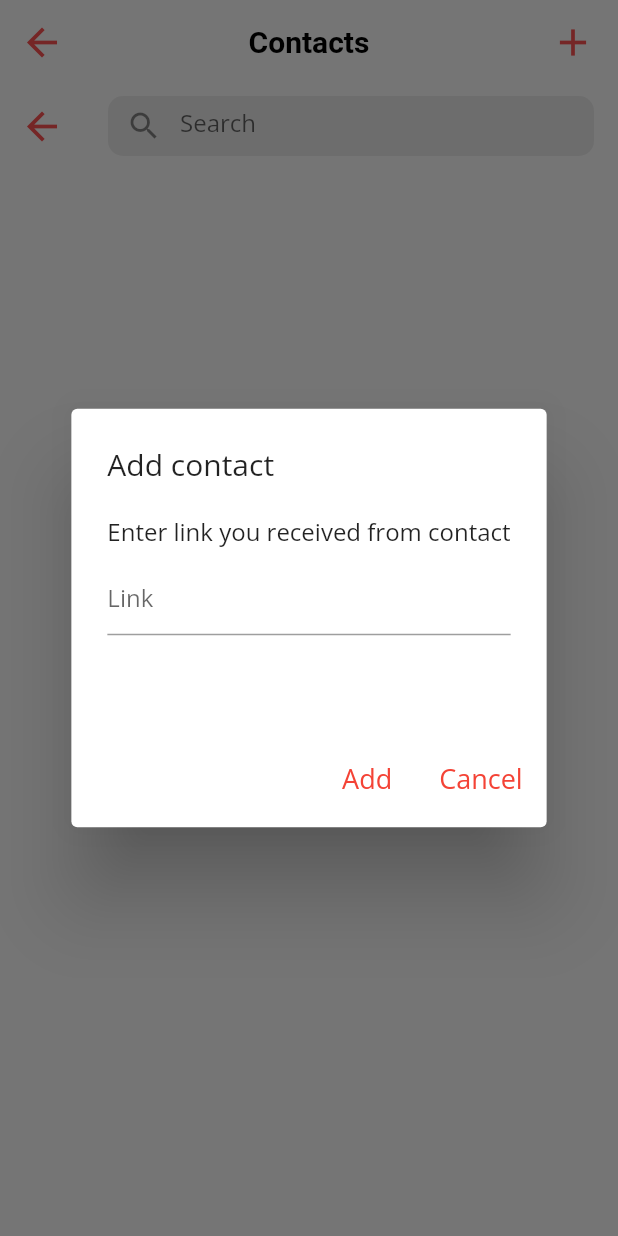
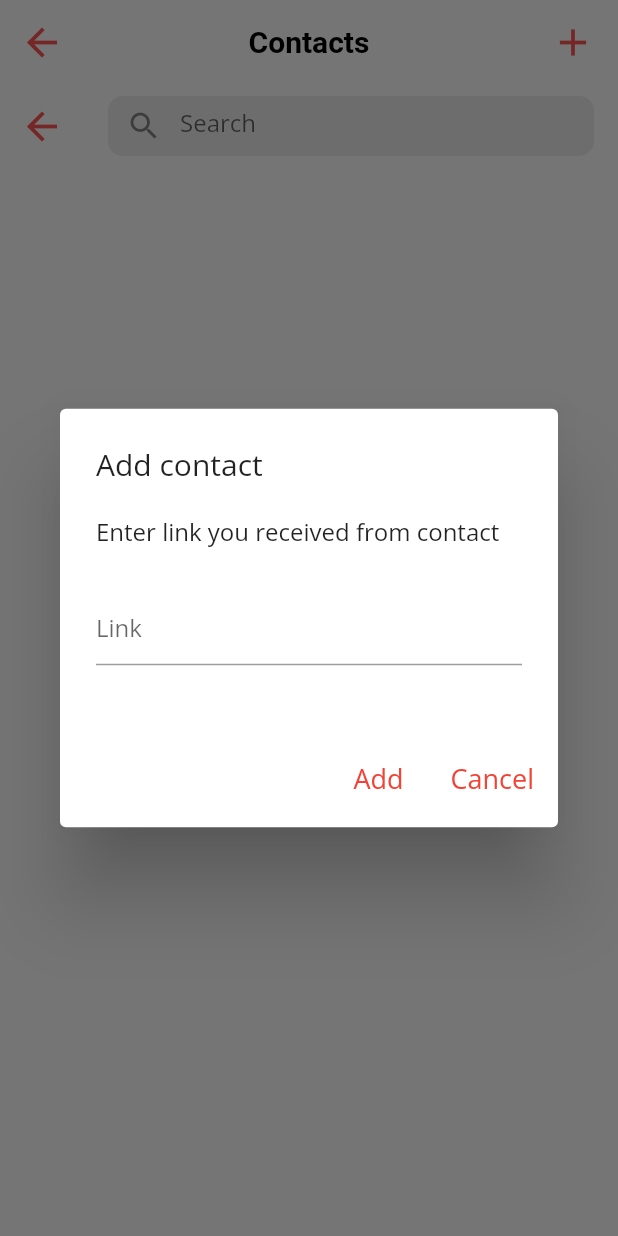
Before and after one commit to AlexMahDev/businesscard, a Flutter app: the ContactsPage screen opened directly, after a tap on the "add" icon, on a phone screen of 412 x 824 dp. Run offline on Flutter 3.47's test engine with Material 2 defaults, Android fonts, the phone set to English and light mode, and no system bars; our stand-ins replace bloc, cloud_firestore, equatable, firebase_auth, firebase_core, firebase_dynamic_links and 6 more; accounts and stored records are empty.

Commit message:
Set width and added regex to AddContactByLink AlertDialog.

```diff
--- a/lib/presentation/contacts_page.dart
+++ b/lib/presentation/contacts_page.dart
@@ -8,6 +8,7 @@ import 'package:flutter_bloc/flutter_bloc.dart';
 
 import '../blocs/contact_bloc/contact_bloc.dart';
 import '../data/models/card_model.dart';
+import '../data/models/contact_model.dart';
 import 'contact_info_page.dart';
 
 class ContactsPage extends StatefulWidget {
@@ -61,40 +62,7 @@ class _ContactsPageState extends State<ContactsPage> {
                         onPressed: () {
                           showDialog(
                               context: context,
-                              builder: (ctx) => AlertDialog(
-                                    title: Text("Add contact"),
-                                    content: SizedBox(
-                                      height: 120,
-                                      child: Column(
-                                        children: [
-                                          Text(
-                                              "Enter link you received from contact"),
-                                          SizedBox(
-                                            height: 10,
-                                          ),
-                                          CustomTextField(
-                                              controller: urlController,
-                                              hintText: 'Link'),
-                                        ],
-                                      ),
-                                    ),
-                                    actions: <Widget>[
-                                      TextButton(
-                                          onPressed: () {
-                                            Navigator.pop(context);
-                                            BlocProvider.of<ContactBloc>(context)
-                                                .add(SaveContactManualEvent(urlController.text, state.contacts));
-                                          },
-                                          child: Text('Add',
-                                              style: TextStyle(fontSize: 18))),
-                                      TextButton(
-                                          onPressed: () {
-                                            Navigator.pop(context);
-                                          },
-                                          child: Text('Cancel',
-                                              style: TextStyle(fontSize: 18))),
-                                    ],
-                                  ));
+                              builder: (ctx) => AddContactByLinkWidget(contacts: state.contacts));
                         },
                         icon: Icon(Icons.add));
 
@@ -258,19 +226,88 @@ class _ContactsPageState extends State<ContactsPage> {
   }
 }
 
-class AddContactByLinkWidget extends StatelessWidget {
-  const AddContactByLinkWidget({Key? key}) : super(key: key);
+class AddContactByLinkWidget extends StatefulWidget {
+
+  final List<ContactModel> contacts;
+
+  const AddContactByLinkWidget({Key? key, required this.contacts}) : super(key: key);
+
+  @override
+  State<AddContactByLinkWidget> createState() => _AddContactByLinkWidgetState();
+}
+
+class _AddContactByLinkWidgetState extends State<AddContactByLinkWidget> {
+
+  late final TextEditingController urlController;
+  final _validation = GlobalKey<FormState>();
+
+  @override
+  void initState() {
+    super.initState();
+    urlController = TextEditingController();
+  }
+
+  @override
+  void dispose() {
+    urlController.dispose();
+    super.dispose();
+  }
 
   @override
   Widget build(BuildContext context) {
-    return Container(
-      height: 100,
-      decoration: BoxDecoration(
-          color: Colors.white.withOpacity(0.9),
-          borderRadius: BorderRadius.all(Radius.circular(10))),
+    return Form(
+      key: _validation,
+      child: AlertDialog(
+        title: Text("Add contact"),
+        content: Container(
+          width: 400,
+          //constraints: BoxConstraints(minWidth: 500, maxWidth: 600),
+          height: 120,
+          child: Column(
+            crossAxisAlignment: CrossAxisAlignment.start,
+            children: [
+              Text(
+                  "Enter link you received from contact"),
+              SizedBox(
+                height: 10,
+              ),
+              Expanded(
+                child: CustomTextField(controller: urlController, hintText: "Link", validator: (text) {
+                  if(text == '') {
+                    return "URL is required";
+                  } else if (!RegExp(r"^https:\/\/alexmahdev\.page\.link\/\b").hasMatch(text!)) {
+                    return "Enter valid URL";
+                  }
+                  return null;
+                }),
+              ),
+            ],
+          ),
+        ),
+        actions: <Widget>[
+          TextButton(
+              onPressed: () {
+                if(_validation.currentState!.validate()) {
+                  Navigator.pop(context);
+                  BlocProvider.of<ContactBloc>(context)
+                      .add(SaveContactManualEvent(urlController.text, widget.contacts));
+                }
+              },
+              child: Text('Add',
+                  style: TextStyle(fontSize: 18))),
+          TextButton(
+              onPressed: () {
+                Navigator.pop(context);
+              },
+              child: Text('Cancel',
+                  style: TextStyle(fontSize: 18))),
+        ],
+      ),
     );
   }
 }
+
+
 
 class ContactWidget extends StatelessWidget {
   final CardModel card;
```
